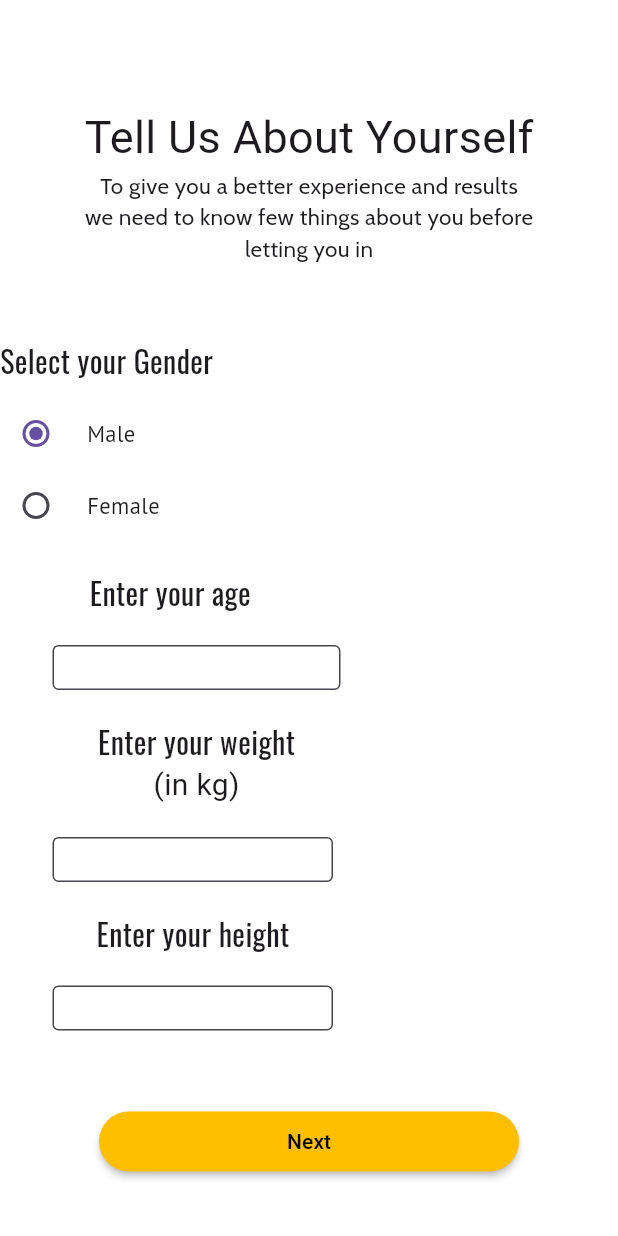
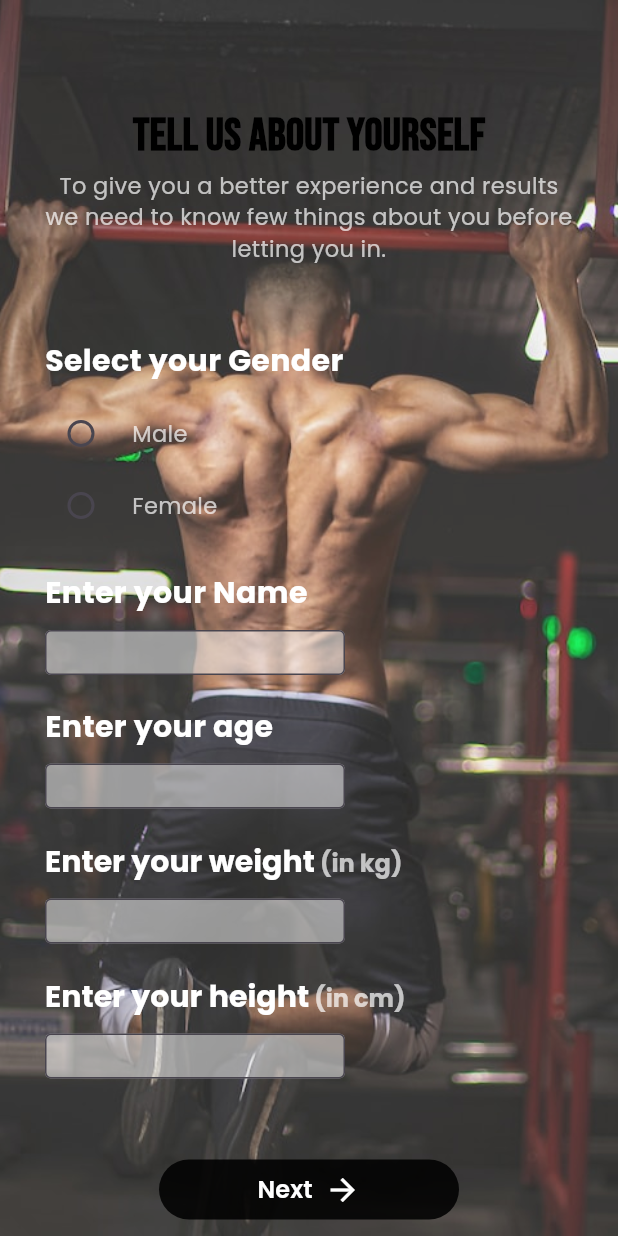
Before and after one commit to bashirsaeed/bodybuddy, a Flutter app: the accountSetup screen opened directly, on a phone screen of 412 x 824 dp. Run offline on Flutter 3.47's test engine with Material 3 defaults, Android fonts, the phone set to English and light mode, and no system bars; our stand-ins replace get, google_fonts.

Commit message:
on boarding screens and ui fix

```diff
--- a/lib/main.dart
+++ b/lib/main.dart
@@ -1,6 +1,5 @@
-import 'package:bodybuddy/screens/accountSetup.dart';
-import 'package:bodybuddy/screens/homeScreen.dart';
 import 'package:flutter/material.dart';
+import 'package:get/get_navigation/src/root/get_material_app.dart';
 
 import 'screens/welcomeScreen.dart';
 
@@ -14,11 +13,9 @@ class MyApp extends StatelessWidget {
   // This widget is the root of your application.
   @override
   Widget build(BuildContext context) {
-    return MaterialApp(
+    return GetMaterialApp(
       debugShowCheckedModeBanner: false,
-      home: accountSetup(
-
-      ),
+      home: welcomeScreen()
     );
   }
 }
--- a/lib/screens/accountSetup.dart
+++ b/lib/screens/accountSetup.dart
@@ -1,5 +1,9 @@
+import 'package:bodybuddy/screens/homeScreen.dart';
+import 'package:bodybuddy/screens/welcomeScreen.dart';
 import 'package:flutter/cupertino.dart';
 import 'package:flutter/material.dart';
+import 'package:get/get.dart';
+import 'package:get/get_core/src/get_main.dart';
 import 'package:google_fonts/google_fonts.dart';
 
 class accountSetup extends StatefulWidget {
@@ -10,160 +14,169 @@ class accountSetup extends StatefulWidget {
 }
 
 class _accountSetupState extends State<accountSetup> {
-  int _value=1;
+  var gender;
   @override
   Widget build(BuildContext context) {
     return Scaffold(
       backgroundColor: Colors.white,
-      body: SingleChildScrollView(
-        child: Column(
-          children: [
-            SizedBox(height: 70,),
-            Center(child: Text("Tell Us About Yourself",style: GoogleFonts.k2d(fontSize: 30),)),
-            Center(child: Text("To give you a better experience and results",style:GoogleFonts.cabin(fontSize: 15), )),
-            Center(child: Text("we need to know few things about you before",style:GoogleFonts.cabin(fontSize: 15), )),
-            Center(child: Text("letting you in",style:GoogleFonts.cabin(fontSize: 15), )),
-            SizedBox(height: 50,),
-            Padding(
-              padding: const EdgeInsets.only(right: 150),
+      body: Stack(
+        children: [
+          Container(
+            decoration: BoxDecoration(
+              image: DecorationImage(image: AssetImage("assets/images/2.jpg"),fit: BoxFit.cover)
+            ),
+          ),
+          Container(height: double.infinity,
+            color: Colors.white.withOpacity(0.1),
+            padding: EdgeInsets.symmetric(horizontal: 30),
+            child: SingleChildScrollView(
               child: Column(
+                mainAxisAlignment: MainAxisAlignment.start,
                 crossAxisAlignment: CrossAxisAlignment.start,
                 children: [
-                  Text("Select your Gender",style: GoogleFonts.oswald(fontSize:20),),
+                  SizedBox(height: 70,),
+                  Center(child: Text("Tell Us About Yourself",style: GoogleFonts.bebasNeue(fontSize: 30,fontWeight:FontWeight.w600,color:Colors.black),)),
+                  Text(textAlign: TextAlign.center,"To give you a better experience and results we need to know few things about you before letting you in.",style:GoogleFonts.poppins(fontSize: 15,color:Colors.white70), ),
+                  SizedBox(height: 50,),
+                  Text("Select your Gender",style: GoogleFonts.poppins(color:Colors.white,fontSize:20,fontWeight:FontWeight.bold,),),
                   SizedBox(height: 10,),
                   Row(
                     children: [
-                      Radio(value: 1, groupValue: _value, onChanged: (value){
+                      Radio(activeColor:Colors.white,value: 1, groupValue: gender, onChanged: (value){
                         setState(() {
+                          gender=value;
 
                         });
                       },),
                       SizedBox(width: 10,),
-                      Text("Male",style: GoogleFonts.ptSans(fontSize:15),),
+                      Text("Male",style: GoogleFonts.poppins(fontSize:15,color:Colors.white70),),
                     ],
                   ),
 
                   Row(
                     children: [
-                      Radio(value: 2, groupValue: _value, onChanged: (value){
+                      Radio(activeColor: Colors.white,value: 2, groupValue: gender, onChanged: (value){
                         setState(() {
-
+                         gender= value;
                         });
                       },),
                       SizedBox(width: 10,),
-                      Text("Female",style: GoogleFonts.ptSans(fontSize:15),)
+                      Text("Female",style: GoogleFonts.poppins(fontSize:15,color:Colors.white70),)
                     ],
                   ),
+                  SizedBox(height: 20,),
+                  Text("Enter your Name",style: GoogleFonts.poppins(color:Colors.white,fontSize:20,fontWeight:FontWeight.bold),),
+                  SizedBox(height: 10,),
+                  SizedBox(height: 30,
+                    width: 200,
+                    child: TextField(
+                      cursorColor: Colors.black,
+                      decoration: InputDecoration(
+                        fillColor: Colors.white.withOpacity(0.5),
+                        filled: true,
+                        labelStyle: GoogleFonts.poppins(color: Colors.black,),
+                        focusedBorder: OutlineInputBorder(
+                          borderSide: BorderSide(width: 0, ),
 
-
-                ],
-              ),
-
-            ),
-            SizedBox(height: 20,),
-            Padding(
-              padding:  EdgeInsets.only(right: 185),
-              child: Column(
-                children: [
-                  Text("Enter your age",style: GoogleFonts.oswald(fontSize:20),),
-                  SizedBox(height: 20,),
-                  Padding(
-                    padding: const EdgeInsets.only(left: 35),
-                    child: SizedBox(height: 30,
-                      width: 200,
-                      child: TextField(
-                        cursorColor: Colors.black,
-                        decoration: InputDecoration(
-                          fillColor: Colors.white,
-                          filled: true,
-                          labelStyle: GoogleFonts.aBeeZee(color: Colors.black,),
-                          focusedBorder: OutlineInputBorder(
-                            borderSide: BorderSide(width: 0, ),
-
-                          ),
-                          border: OutlineInputBorder(
-                          ),
                         ),
-                        style: TextStyle(fontSize: 12),
+                        border: OutlineInputBorder(
+                        ),
                       ),
+                      style: TextStyle(fontSize: 12),
                     ),
                   ),
                   SizedBox(height: 20,),
-                  Padding(
-                    padding: const EdgeInsets.only(left: 35),
-                    child: Column(
-                      children: [
-                        Text("Enter your weight",style: GoogleFonts.oswald(fontSize:20),),
-                        Text("(in kg)",style: GoogleFonts.k2d(fontSize:20),),
-                        SizedBox(height: 20,),
-                        Padding(
-                          padding: const EdgeInsets.only(right:5),
-                          child: SizedBox(height: 30,
-                            width: 200,
-                            child: TextField(
-                              cursorColor: Colors.black,
-                              decoration: InputDecoration(
-                                fillColor: Colors.white,
-                                filled: true,
-                                labelStyle: GoogleFonts.aBeeZee(color: Colors.black,),
-                                focusedBorder: OutlineInputBorder(
-                                  borderSide: BorderSide(width: 0, ),
+                  Text("Enter your age",style: GoogleFonts.poppins(color:Colors.white,fontSize:20,fontWeight:FontWeight.bold),),
+                  SizedBox(height: 10,),
+                  SizedBox(height: 30,
+                    width: 200,
+                    child: TextField(
+                      cursorColor: Colors.black,
+                      decoration: InputDecoration(
+                        fillColor: Colors.white.withOpacity(0.5),
+                        filled: true,
+                        labelStyle: GoogleFonts.poppins(color: Colors.black,),
+                        focusedBorder: OutlineInputBorder(
+                          borderSide: BorderSide(width: 0, ),
 
-                                ),
-                                border: OutlineInputBorder(
-                                ),
-                              ),
-                              style: TextStyle(fontSize: 12),
-                            ),
-                          ),
                         ),
-                      ],
+                        border: OutlineInputBorder(
+                        ),
+                      ),
+                      style: TextStyle(fontSize: 12),
                     ),
                   ),
                   SizedBox(height: 20,),
-                  Padding(
-                    padding: const EdgeInsets.only(left: 35),
-                    child: Column(
+                  RichText(text: TextSpan(text: "Enter your weight",
+                  style:GoogleFonts.poppins(fontSize:20,fontWeight:FontWeight.bold,color:Colors.white),
+                  children: [
+                    TextSpan(text: " (in kg)",style: GoogleFonts.poppins(fontSize:16,color:Colors.white70),),
+                  ]),),
+                  SizedBox(height: 10,),
+                  SizedBox(height: 30,
+                    width: 200,
+                    child: TextField(
+                      cursorColor: Colors.black,
+                      decoration: InputDecoration(
+                        fillColor: Colors.white.withOpacity(0.5),
+                        filled: true,
+                        labelStyle: GoogleFonts.poppins(color: Colors.black,),
+                        focusedBorder: OutlineInputBorder(
+                          borderSide: BorderSide(width: 0, ),
+
+                        ),
+                        border: OutlineInputBorder(
+                        ),
+                      ),
+                      style: TextStyle(fontSize: 12),
+                    ),
+                  ),
+                  SizedBox(height: 20,),
+                  RichText(text: TextSpan(text: "Enter your height",
+                      style:GoogleFonts.poppins(fontSize:20,fontWeight:FontWeight.bold,color:Colors.white),
                       children: [
-                        Text("Enter your height ",style: GoogleFonts.oswald(fontSize:20),),
-                        SizedBox(height: 20,),
-                        Padding(
-                          padding: const EdgeInsets.only(right:5),
-                          child: SizedBox(height: 30,
-                            width: 200,
-                            child: TextField(
-                              cursorColor: Colors.black,
-                              decoration: InputDecoration(
-                                fillColor: Colors.white,
-                                filled: true,
-                                labelStyle: GoogleFonts.aBeeZee(color: Colors.black,),
-                                focusedBorder: OutlineInputBorder(
-                                  borderSide: BorderSide(width: 0, ),
+                        TextSpan(text: " (in cm)",style: GoogleFonts.poppins(fontSize:16,color:Colors.white70),),
+                      ]),),
+                  SizedBox(height: 10,),
+                  SizedBox(height: 30,
+                    width: 200,
+                    child: TextField(
+                      cursorColor: Colors.black,
+                      decoration: InputDecoration(
+                        fillColor: Colors.white.withOpacity(0.5),
+                        filled: true,
+                        labelStyle: GoogleFonts.aBeeZee(color: Colors.black,),
+                        focusedBorder: OutlineInputBorder(
+                          borderSide: BorderSide(width: 0, ),
 
-                                ),
-                                border: OutlineInputBorder(
-                                ),
-                              ),
-                              style: TextStyle(fontSize: 12),
-                            ),
-                          ),
                         ),
-                      ],
+                        border: OutlineInputBorder(
+                        ),
+                      ),
+                      style: TextStyle(fontSize: 12),
                     ),
                   ),
                   SizedBox(height: 50,),
+                  Center(
+                    child: SizedBox(width: 200,
+                      child: MaterialButton(elevation: 0,height: 40,color:Colors.black87,shape: RoundedRectangleBorder(borderRadius: BorderRadius.circular(20)) ,onPressed: (){
+                        Get.offAll(()=>homeScreen(),transition: Transition.leftToRightWithFade);
+                      },child: Row(
+                        mainAxisAlignment: MainAxisAlignment.center,
+                        children: [
+                          Text("Next",style: GoogleFonts.poppins(fontSize:16,fontWeight:FontWeight.w600,color:Colors.white)),
+                          SizedBox(width: 8,),
+                          Icon(Icons.arrow_forward_outlined,color: Colors.white,)
+                        ],
+                      ),),
+                    ),
+                  ),
 
                 ],
               ),
             ),
-            SizedBox(width: 280,
-              child: MaterialButton(height: 40,color:Color.fromRGBO(255, 191, 0, 1),shape: RoundedRectangleBorder(borderRadius: BorderRadius.circular(20)) ,onPressed: (){
-
-              },child: Text("Next",style: TextStyle(color: Colors.black),),),
-            ),
-
-          ],
-        ),
+          ),
+        ],
       ),
     );
   }
--- a/lib/screens/welcomeScreen.dart
+++ b/lib/screens/welcomeScreen.dart
@@ -1,10 +1,28 @@
+import 'dart:async';
+
+import 'package:bodybuddy/screens/onBoardingScreen1.dart';
 import 'package:flutter/cupertino.dart';
 import 'package:flutter/material.dart';
 import 'package:flutter/widgets.dart';
+import 'package:google_fonts/google_fonts.dart';
 
-class welcomeScreen extends StatelessWidget {
+class welcomeScreen extends StatefulWidget {
   const welcomeScreen({super.key});
 
+  @override
+  State<welcomeScreen> createState() => _welcomeScreenState();
+}
+
+class _welcomeScreenState extends State<welcomeScreen> {
+  @override
+  void initState() {
+    // TODO: implement initState
+    Timer(Duration(seconds: 4), () {
+
+      Navigator.pushReplacement(context, MaterialPageRoute(builder: (context)=>onboardingScreen1()));
+    });
+    super.initState();
+  }
   @override
   Widget build(BuildContext context) {
     return Scaffold(
@@ -13,28 +31,29 @@ class welcomeScreen extends StatelessWidget {
         children: [
           Container(
             decoration: BoxDecoration(
-              image: DecorationImage(image: AssetImage("assets/images/welcome.jpg",),fit: BoxFit.cover,
+              image: DecorationImage(image: AssetImage("assets/images/6.jpg",),fit: BoxFit.cover,
             ),
                     ),
           ),
           Positioned(
             bottom:0,right: 0,left: 0,
             child: Container(padding: EdgeInsets.only(left: 8,bottom: 8),
-              color: Colors.white.withOpacity(0.4),width: double.infinity,height: 150,
+              color: Colors.white.withOpacity(0.2),width: double.infinity,height: 180,
             child: Padding(
               padding: const EdgeInsets.only(top: 10),
               child: Column(
                 mainAxisAlignment: MainAxisAlignment.center,
                 children: [
-                  Align(alignment: Alignment.topLeft,child: Text("Welcome to ",style: TextStyle(color: Colors.white,fontSize: 22,fontWeight: FontWeight.w300),)),
+                  Align(alignment: Alignment.topLeft,child: Text("Welcome to ",style: GoogleFonts.poppins(color: Colors.white,fontSize: 20,fontWeight: FontWeight.w300),)),
+                  SizedBox(height: 4,),
                   Align(alignment: Alignment.topLeft,child: Row(
                     children: [
-                      Text("BODY BUDDY",style: TextStyle(color: Colors.white,fontWeight: FontWeight.w800,fontSize: 28),),
+                      Text("BODY BUDDY",style: GoogleFonts.poppins(color: Colors.white,fontWeight: FontWeight.w800,fontSize: 25),),
                       SizedBox(width: 10,),
-                      Icon(Icons.sports_gymnastics,color: Colors.deepOrange,size: 30,)
+                      Icon(Icons.sports_gymnastics,color: Colors.green,size: 30,)
                     ],
                   )),
-                  Align(alignment: Alignment.topLeft,child: Text("Your Journey to become Stronger",style: TextStyle(color: Colors.white70,fontWeight: FontWeight.w200,fontSize: 16),)),
+                  Align(alignment: Alignment.topLeft,child: Text("Your Journey to become Stronger",style: GoogleFonts.poppins(color: Colors.white70,fontWeight: FontWeight.w300,fontSize: 16),)),
                 ],
               ),
             ),
--- a/pubspec.yaml
+++ b/pubspec.yaml
@@ -30,12 +30,14 @@ environment:
 dependencies:
   flutter:
     sdk: flutter
+  google_fonts: ^6.2.1
+  get: ^4.6.6
 
 
   # The following adds the Cupertino Icons font to your application.
   # Use with the CupertinoIcons class for iOS style icons.
   cupertino_icons: ^1.0.6
-  google_fonts: ^6.2.1
+
 
 dev_dependencies:
   flutter_test:
```
